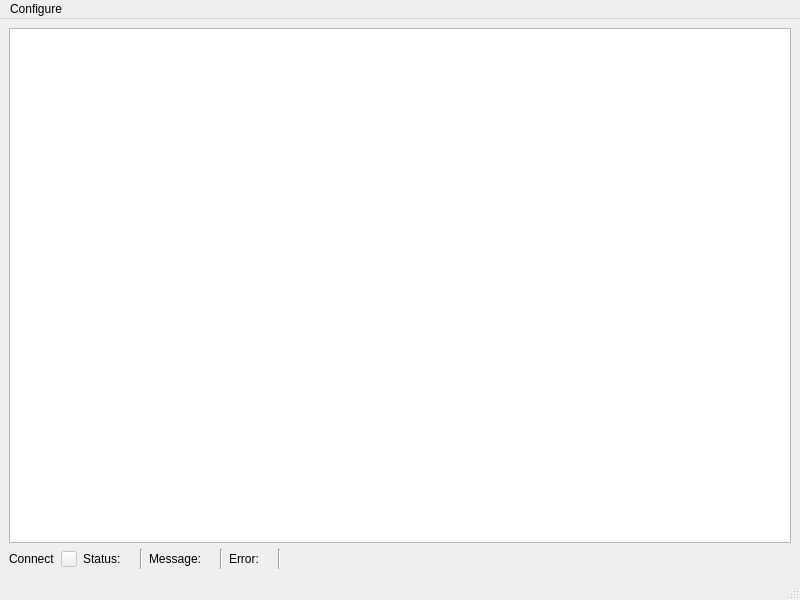
Above: mqt/MqtQrzServer/qrzservermainwindow.ui from Rsclub22/Minos2-Mirror before the change. Below: the same form after it.
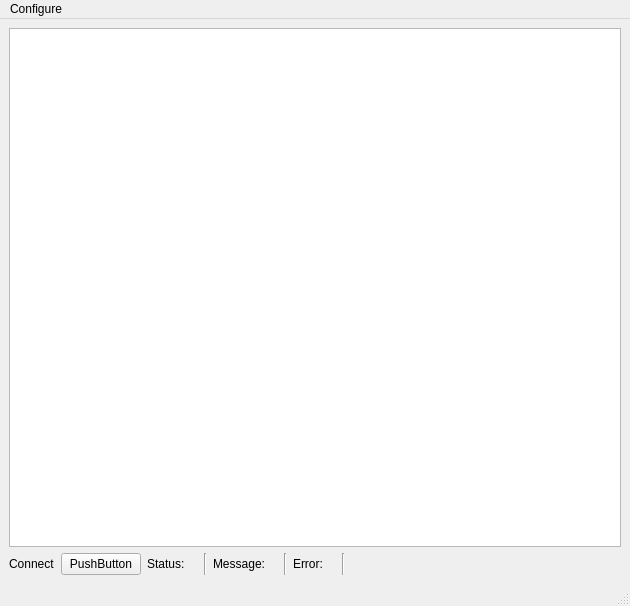
That is the form after the change.

```diff
--- a/mqt/MqtQrzServer/qrzservermainwindow.ui
+++ b/mqt/MqtQrzServer/qrzservermainwindow.ui
@@ -6,8 +6,8 @@
    <rect>
     <x>0</x>
     <y>0</y>
-    <width>800</width>
-    <height>600</height>
+    <width>630</width>
+    <height>606</height>
    </rect>
   </property>
   <property name="windowTitle">
@@ -29,20 +29,8 @@
       </item>
       <item>
        <widget class="QPushButton" name="connectPb">
-        <property name="enabled">
-         <bool>false</bool>
-        </property>
-        <property name="maximumSize">
-         <size>
-          <width>16</width>
-          <height>16</height>
-         </size>
-        </property>
-        <property name="focusPolicy">
-         <enum>Qt::NoFocus</enum>
-        </property>
         <property name="text">
-         <string/>
+         <string>PushButton</string>
         </property>
        </widget>
       </item>
@@ -131,7 +119,7 @@
     <rect>
      <x>0</x>
      <y>0</y>
-     <width>800</width>
+     <width>630</width>
      <height>21</height>
     </rect>
    </property>
```
